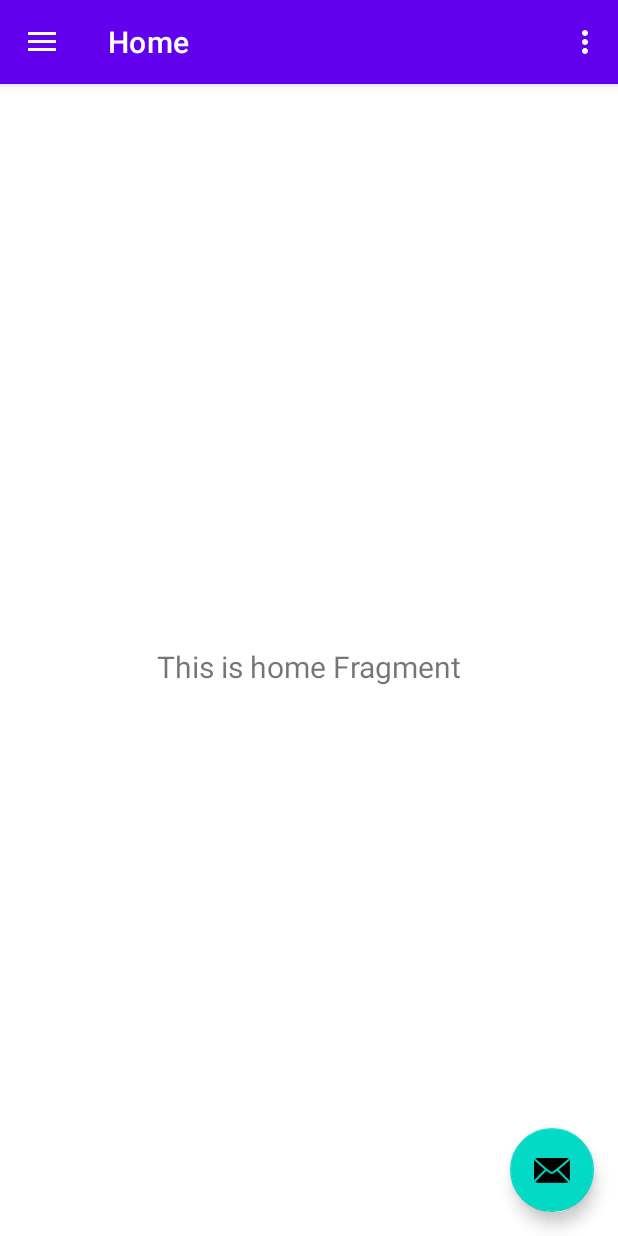
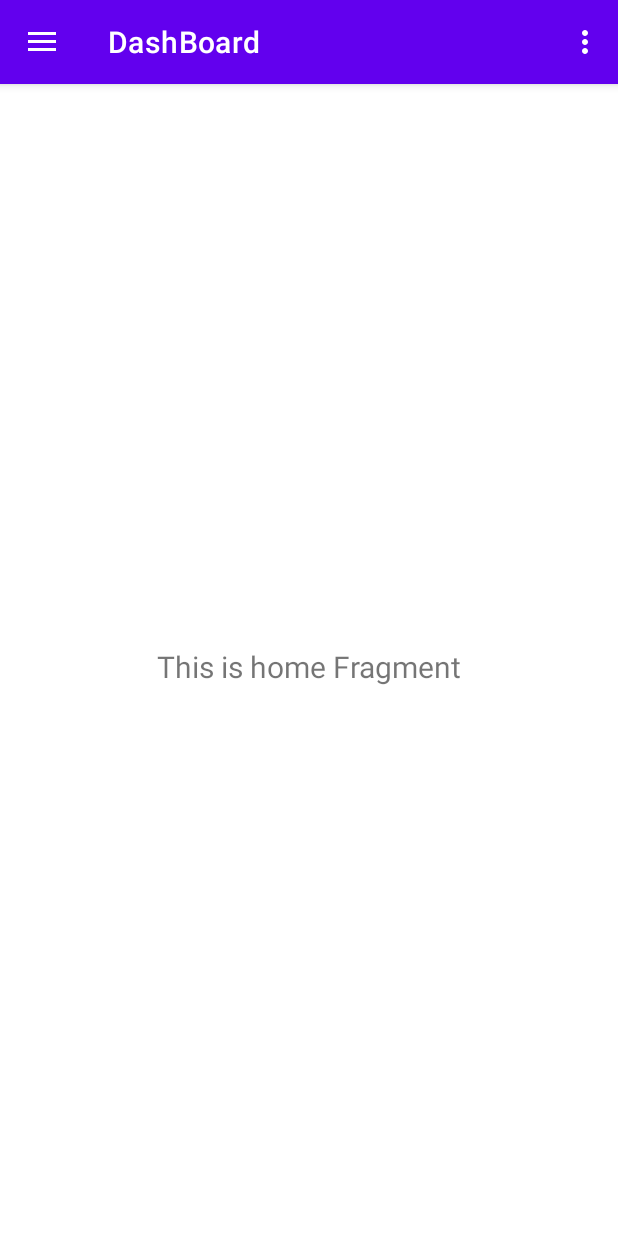
Before and after one commit to kkotsi/sports-match-day, an Android app: the screen it shows after launch (MainActivity), on a phone screen of 412 x 824 dp. Run offline under Robolectric (Android 15) with nearby library versions, the phone set to English and light mode, and no system bars; our stand-ins replace navigation-ui.

Commit message:
Rename default drawer menu items. Add standard dependencies

```diff
--- a/app/src/main/java/com/example/sports_match_day/MainActivity.kt
+++ b/app/src/main/java/com/example/sports_match_day/MainActivity.kt
@@ -24,11 +24,6 @@ class MainActivity : AppCompatActivity() {
         val toolbar: Toolbar = findViewById(R.id.toolbar)
         setSupportActionBar(toolbar)
 
-        val fab: FloatingActionButton = findViewById(R.id.fab)
-        fab.setOnClickListener { view ->
-            Snackbar.make(view, "Replace with your own action", Snackbar.LENGTH_LONG)
-                    .setAction("Action", null).show()
-        }
         val drawerLayout: DrawerLayout = findViewById(R.id.drawer_layout)
         val navView: NavigationView = findViewById(R.id.nav_view)
         val navController = findNavController(R.id.nav_host_fragment)
--- a/app/src/main/java/com/example/sports_match_day/ui/slideshow/SlideshowViewModel.kt
+++ b/app/src/main/java/com/example/sports_match_day/ui/athletes/AthletesViewModel.kt
@@ -1,13 +1,13 @@
-package com.example.sports_match_day.ui.slideshow
+package com.example.sports_match_day.ui.athletes
 
 import androidx.lifecycle.LiveData
 import androidx.lifecycle.MutableLiveData
 import androidx.lifecycle.ViewModel
 
-class SlideshowViewModel : ViewModel() {
+class AthletesViewModel : ViewModel() {
 
     private val _text = MutableLiveData<String>().apply {
-        value = "This is slideshow Fragment"
+        value = "This is gallery Fragment"
     }
     val text: LiveData<String> = _text
 }
--- a/app/src/main/java/com/example/sports_match_day/ui/gallery/GalleryViewModel.kt
+++ b/app/src/main/java/com/example/sports_match_day/ui/squads/SquadsViewModel.kt
@@ -1,13 +1,13 @@
-package com.example.sports_match_day.ui.gallery
+package com.example.sports_match_day.ui.squads
 
 import androidx.lifecycle.LiveData
 import androidx.lifecycle.MutableLiveData
 import androidx.lifecycle.ViewModel
 
-class GalleryViewModel : ViewModel() {
+class SquadsViewModel : ViewModel() {
 
     private val _text = MutableLiveData<String>().apply {
-        value = "This is gallery Fragment"
+        value = "This is slideshow Fragment"
     }
     val text: LiveData<String> = _text
 }
--- a/app/src/main/res/layout/app_bar_main.xml
+++ b/app/src/main/res/layout/app_bar_main.xml
@@ -22,12 +22,4 @@
 
     <include layout="@layout/content_main" />
 
-    <com.google.android.material.floatingactionbutton.FloatingActionButton
-        android:id="@+id/fab"
-        android:layout_width="wrap_content"
-        android:layout_height="wrap_content"
-        android:layout_gravity="bottom|end"
-        android:layout_margin="@dimen/fab_margin"
-        app:srcCompat="@android:drawable/ic_dialog_email" />
-
 </androidx.coordinatorlayout.widget.CoordinatorLayout>
--- a/app/src/main/res/layout/fragment_gallery.xml
+++ b/app/src/main/res/layout/fragment_gallery.xml
@@ -4,7 +4,7 @@
     xmlns:tools="http://schemas.android.com/tools"
     android:layout_width="match_parent"
     android:layout_height="match_parent"
-    tools:context=".ui.gallery.GalleryFragment">
+    tools:context=".ui.athletes.AthletesFragment">
 
     <TextView
         android:id="@+id/text_gallery"
--- a/app/src/main/res/layout/fragment_slideshow.xml
+++ b/app/src/main/res/layout/fragment_slideshow.xml
@@ -4,7 +4,7 @@
     xmlns:tools="http://schemas.android.com/tools"
     android:layout_width="match_parent"
     android:layout_height="match_parent"
-    tools:context=".ui.slideshow.SlideshowFragment">
+    tools:context=".ui.squads.SquadsFragment">
 
     <TextView
         android:id="@+id/text_slideshow"
--- a/app/src/main/res/menu/activity_main_drawer.xml
+++ b/app/src/main/res/menu/activity_main_drawer.xml
@@ -11,10 +11,10 @@
         <item
             android:id="@+id/nav_gallery"
             android:icon="@drawable/ic_menu_gallery"
-            android:title="@string/menu_gallery" />
+            android:title="@string/menu_athletes" />
         <item
             android:id="@+id/nav_slideshow"
             android:icon="@drawable/ic_menu_slideshow"
-            android:title="@string/menu_slideshow" />
+            android:title="@string/menu_squads" />
     </group>
 </menu>
--- a/app/src/main/res/navigation/mobile_navigation.xml
+++ b/app/src/main/res/navigation/mobile_navigation.xml
@@ -13,13 +13,13 @@
 
     <fragment
         android:id="@+id/nav_gallery"
-        android:name="com.example.sports_match_day.ui.gallery.GalleryFragment"
-        android:label="@string/menu_gallery"
+        android:name="com.example.sports_match_day.ui.athletes.AthletesFragment"
+        android:label="@string/menu_athletes"
         tools:layout="@layout/fragment_gallery" />
 
     <fragment
         android:id="@+id/nav_slideshow"
-        android:name="com.example.sports_match_day.ui.slideshow.SlideshowFragment"
-        android:label="@string/menu_slideshow"
+        android:name="com.example.sports_match_day.ui.squads.SquadsFragment"
+        android:label="@string/menu_squads"
         tools:layout="@layout/fragment_slideshow" />
 </navigation>
--- a/app/src/main/res/values-night/themes.xml
+++ b/app/src/main/res/values-night/themes.xml
@@ -2,13 +2,13 @@
     <!-- Base application theme. -->
     <style name="Theme.SportsMatchDay" parent="Theme.MaterialComponents.DayNight.DarkActionBar">
         <!-- Primary brand color. -->
-        <item name="colorPrimary">@color/purple_200</item>
-        <item name="colorPrimaryVariant">@color/purple_700</item>
-        <item name="colorOnPrimary">@color/black</item>
+        <item name="colorPrimary">@color/colorAccent</item>
+        <item name="colorPrimaryVariant">@color/colorPrimaryDark</item>
+        <item name="colorOnPrimary">@color/colorBlack</item>
         <!-- Secondary brand color. -->
         <item name="colorSecondary">@color/teal_200</item>
         <item name="colorSecondaryVariant">@color/teal_200</item>
-        <item name="colorOnSecondary">@color/black</item>
+        <item name="colorOnSecondary">@color/colorBlack</item>
         <!-- Status bar color. -->
         <item name="android:statusBarColor" tools:targetApi="l">?attr/colorPrimaryVariant</item>
         <!-- Customize your theme here. -->
--- a/app/src/main/res/values/colors.xml
+++ b/app/src/main/res/values/colors.xml
@@ -1,10 +1,12 @@
 <?xml version="1.0" encoding="utf-8"?>
 <resources>
-    <color name="purple_200">#FFBB86FC</color>
-    <color name="purple_500">#FF6200EE</color>
-    <color name="purple_700">#FF3700B3</color>
+    <color name="colorAccent">#FFBB86FC</color>
+    <color name="colorPrimary">#FF6200EE</color>
+    <color name="colorPrimaryDark">#FF3700B3</color>
+
+    <color name="colorBlack">#FF000000</color>
+    <color name="colorWhite">#FFFFFFFF</color>
+
     <color name="teal_200">#FF03DAC5</color>
     <color name="teal_700">#FF018786</color>
-    <color name="black">#FF000000</color>
-    <color name="white">#FFFFFFFF</color>
 </resources>
--- a/app/src/main/res/values/strings.xml
+++ b/app/src/main/res/values/strings.xml
@@ -1,5 +1,6 @@
 <resources>
     <string name="app_name">Sports-Match-Day</string>
+
     <string name="navigation_drawer_open">Open navigation drawer</string>
     <string name="navigation_drawer_close">Close navigation drawer</string>
     <string name="nav_header_title">Android Studio</string>
@@ -7,7 +8,7 @@
     <string name="nav_header_desc">Navigation header</string>
     <string name="action_settings">Settings</string>
 
-    <string name="menu_home">Home</string>
-    <string name="menu_gallery">Gallery</string>
-    <string name="menu_slideshow">Slideshow</string>
+    <string name="menu_home">DashBoard</string>
+    <string name="menu_athletes">Athletes</string>
+    <string name="menu_squads">Squads</string>
 </resources>
--- a/app/src/main/res/values/themes.xml
+++ b/app/src/main/res/values/themes.xml
@@ -2,13 +2,13 @@
     <!-- Base application theme. -->
     <style name="Theme.SportsMatchDay" parent="Theme.MaterialComponents.DayNight.DarkActionBar">
         <!-- Primary brand color. -->
-        <item name="colorPrimary">@color/purple_500</item>
-        <item name="colorPrimaryVariant">@color/purple_700</item>
-        <item name="colorOnPrimary">@color/white</item>
+        <item name="colorPrimary">@color/colorPrimary</item>
+        <item name="colorPrimaryVariant">@color/colorPrimaryDark</item>
+        <item name="colorOnPrimary">@color/colorWhite</item>
         <!-- Secondary brand color. -->
         <item name="colorSecondary">@color/teal_200</item>
         <item name="colorSecondaryVariant">@color/teal_700</item>
-        <item name="colorOnSecondary">@color/black</item>
+        <item name="colorOnSecondary">@color/colorBlack</item>
         <!-- Status bar color. -->
         <item name="android:statusBarColor" tools:targetApi="l">?attr/colorPrimaryVariant</item>
         <!-- Customize your theme here. -->
--- /dev/null
+++ b/settings.gradle
@@ -0,0 +1,2 @@
+include ':app'
+rootProject.name = "Sports-Match-Day"
```
Also changed, not shown: app/build.gradle (+37 -3 lines), app/src/main/java/com/example/sports_match_day/ui/athletes/AthletesFragment.kt (renamed from app/src/main/java/com/example/sports_match_day/ui/gallery/GalleryFragment.kt, +6 -6 lines), app/src/main/java/com/example/sports_match_day/ui/squads/SquadsFragment.kt (renamed from app/src/main/java/com/example/sports_match_day/ui/slideshow/SlideshowFragment.kt, +6 -6 lines), build.gradle (added, +27 -0 lines), gradle.properties (added, +21 -0 lines), gradle/wrapper/gradle-wrapper.properties (added).
